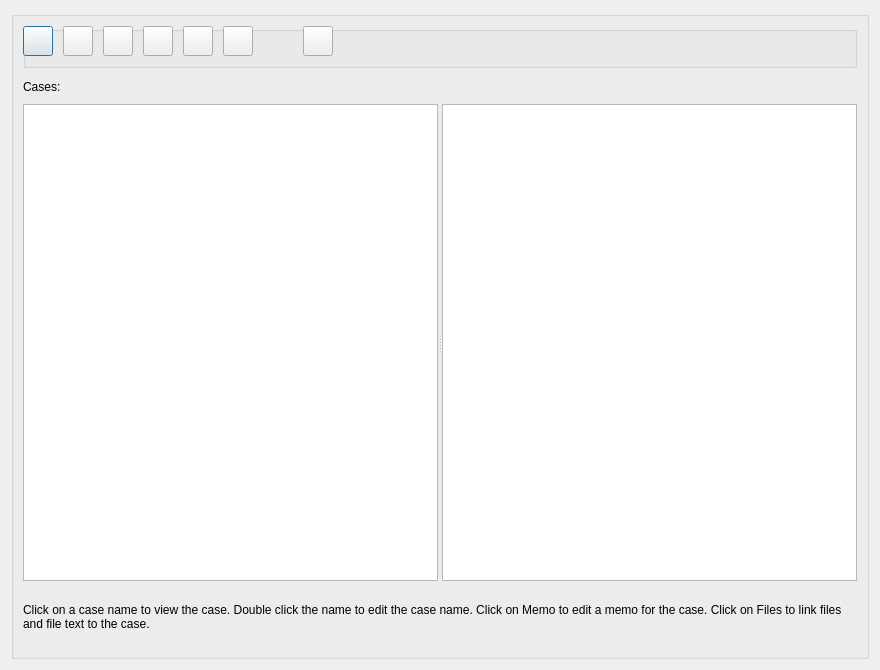
Above: GUI_UIs/ui_dialog_cases.ui from ccbogel/QualCoder before the change. Below: the same form after it.
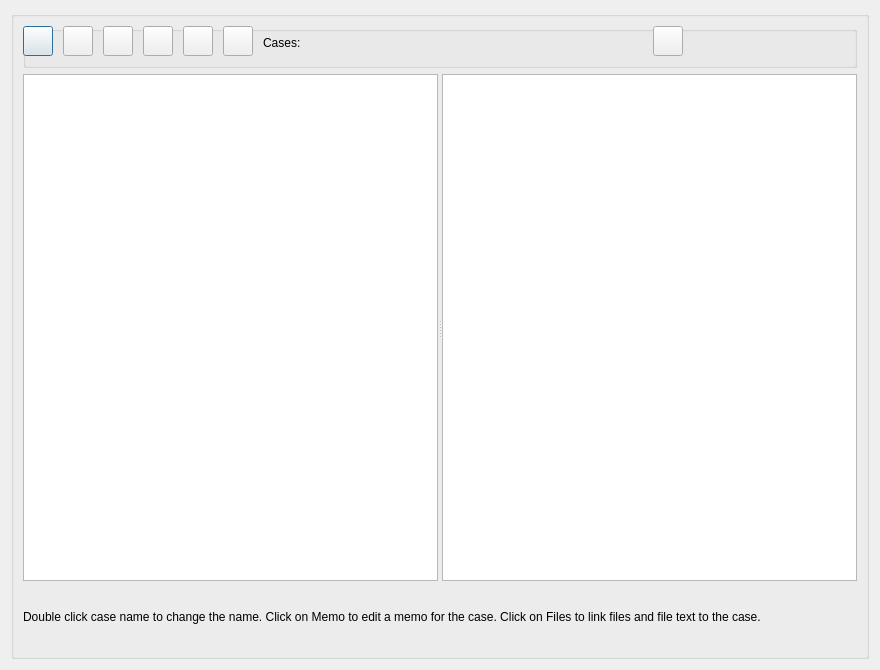
That is the form after the change.

What changed in the file:
```diff
--- a/GUI_UIs/ui_dialog_cases.ui
+++ b/GUI_UIs/ui_dialog_cases.ui
@@ -44,32 +44,13 @@
          </size>
         </property>
         <property name="text">
-         <string>Click on a case name to view the case. Double click the name to edit the case name. Click on Memo to edit a memo for the case. Click on Files to link files and file text to the case.</string>
+         <string>Double click case name to change the name. Click on Memo to edit a memo for the case. Click on Files to link files and file text to the case.</string>
         </property>
         <property name="wordWrap">
          <bool>true</bool>
         </property>
        </widget>
       </item>
-      <item row="1" column="0">
-       <widget class="QLabel" name="label_cases">
-        <property name="minimumSize">
-         <size>
-          <width>0</width>
-          <height>24</height>
-         </size>
-        </property>
-        <property name="maximumSize">
-         <size>
-          <width>16777215</width>
-          <height>22</height>
-         </size>
-        </property>
-        <property name="text">
-         <string>Cases: </string>
-        </property>
-       </widget>
-      </item>
       <item row="0" column="0">
        <widget class="QGroupBox" name="groupBox">
         <property name="sizePolicy">
@@ -112,7 +93,7 @@
         <widget class="QPushButton" name="pushButton_delete">
          <property name="geometry">
           <rect>
-           <x>280</x>
+           <x>630</x>
            <y>0</y>
            <width>30</width>
            <height>30</height>
@@ -233,6 +214,31 @@
           <string/>
          </property>
         </widget>
+        <widget class="QLabel" name="label_cases">
+         <property name="geometry">
+          <rect>
+           <x>240</x>
+           <y>5</y>
+           <width>221</width>
+           <height>24</height>
+          </rect>
+         </property>
+         <property name="minimumSize">
+          <size>
+           <width>0</width>
+           <height>24</height>
+          </size>
+         </property>
+         <property name="maximumSize">
+          <size>
+           <width>16777215</width>
+           <height>22</height>
+          </size>
+         </property>
+         <property name="text">
+          <string>Cases: </string>
+         </property>
+        </widget>
        </widget>
       </item>
      </layout>
```
